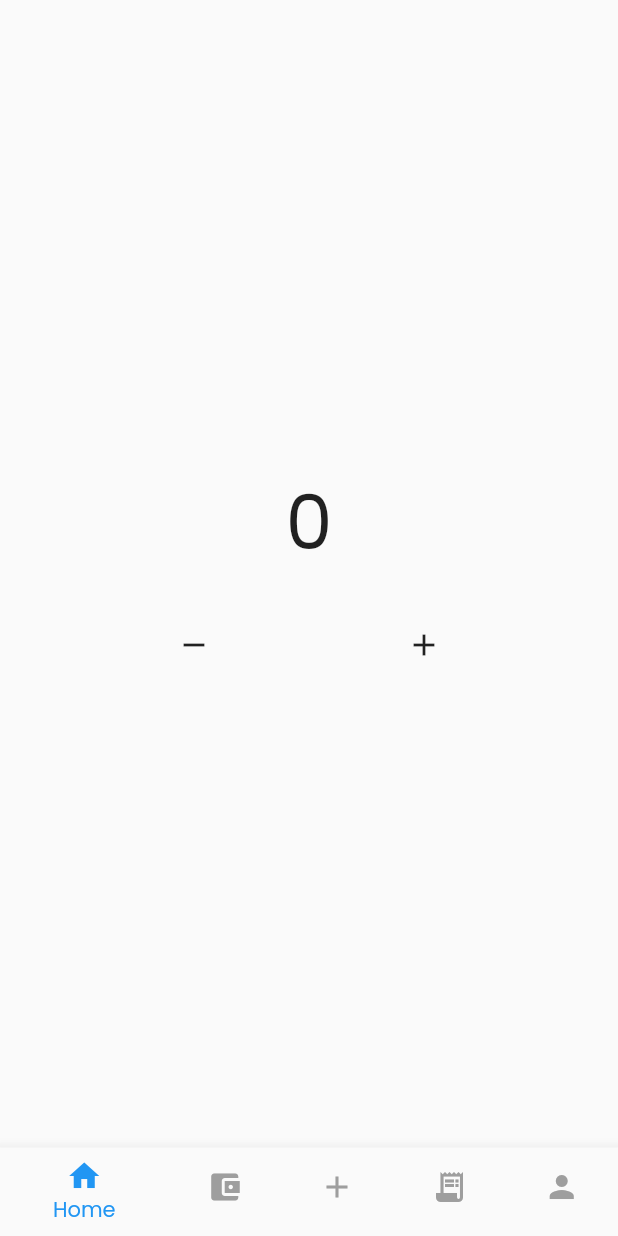
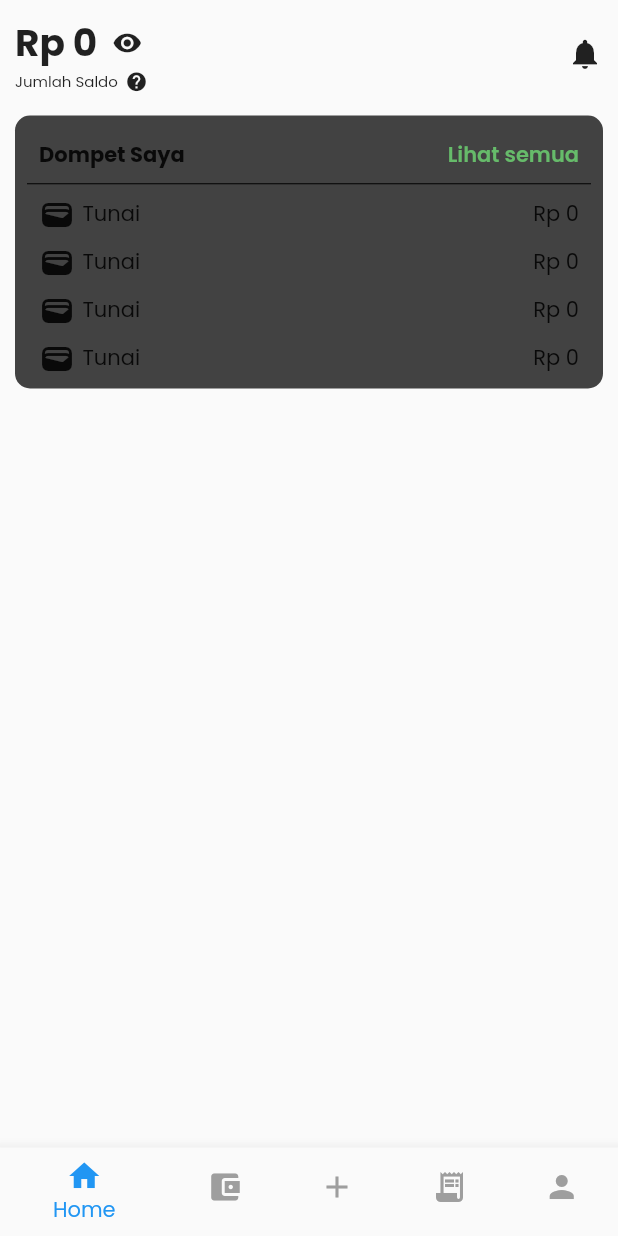
Before and after one commit to IDScript/budgetin, a Flutter app: the screen it shows after launch, on a phone screen of 412 x 824 dp. Run offline on Flutter 3.47's test engine with Material 2 defaults, Android fonts, the phone set to English and light mode, and no system bars; our stand-ins replace bloc, flutter_bloc; missing offline and left inert: window_size.

Commit message:
add: summary page wallet section

```diff
--- a/app/lib/services/navbar_items.dart
+++ b/app/lib/services/navbar/navbar_items.dart
@@ -1,10 +1,10 @@
-import '../ui/account_page.dart';
+import '../../ui/account_page.dart';
 import 'package:flutter/material.dart';
 
-import '../ui/home_page.dart';
+import '../../ui/summary_page.dart';
 
 List<Widget> bottomNavScreen = <Widget>[
-  MyHomePage(),
+  const Summarypage(),
   const Text('Index 1: Home'),
   const Text('Index 2: Search'),
   const Text('Index 3: Favourite'),
--- a/app/lib/ui/main_page.dart
+++ b/app/lib/ui/main_page.dart
@@ -2,15 +2,15 @@ import 'package:flutter/material.dart';
 import 'package:flutter_bloc/flutter_bloc.dart';
 
 import '../bloc/navbar/navbar_bloc.dart';
-import '../services/navbar_items.dart';
-import '../services/navbar_icons.dart';
+import '../services/navbar/navbar_items.dart';
+import '../services/navbar/navbar_icons.dart';
 
 class MainPage extends StatelessWidget {
   const MainPage({super.key});
 
   @override
   Widget build(BuildContext context) {
-    print('object');
+    print('Build Main Scaffold');
     return BlocBuilder<NavBarBloc, NavBarState>(
       builder: (context, state) {
         return Scaffold(
--- /dev/null
+++ b/app/lib/ui/summary_page.dart
@@ -0,0 +1,167 @@
+import 'package:flutter/material.dart';
+
+class Summarypage extends StatelessWidget {
+  const Summarypage({super.key});
+
+  @override
+  Widget build(BuildContext context) {
+    return Padding(
+      padding: const EdgeInsets.all(10),
+      child: Column(
+        children: [
+          Column(
+            children: [
+              const Row(
+                mainAxisAlignment: MainAxisAlignment.spaceBetween,
+                children: [
+                  Column(
+                    crossAxisAlignment: CrossAxisAlignment.start,
+                    children: [
+                      Row(
+                        children: [
+                          Text(
+                            'Rp 0',
+                            style: TextStyle(
+                              fontSize: 25,
+                              fontWeight: FontWeight.bold,
+                            ),
+                          ),
+                          SizedBox(width: 10),
+                          Icon(
+                            Icons.remove_red_eye,
+                            size: 20,
+                          )
+                        ],
+                      ),
+                      Row(
+                        children: [
+                          Text(
+                            'Jumlah Saldo',
+                            style: TextStyle(
+                              fontSize: 10,
+                              // fontWeight: FontWeight.bold,
+                            ),
+                          ),
+                          SizedBox(width: 5),
+                          Icon(
+                            Icons.help,
+                            size: 15,
+                          ),
+                        ],
+                      ),
+                    ],
+                  ),
+                  Icon(Icons.notifications)
+                ],
+              ),
+              const SizedBox(height: 15),
+              Container(
+                width: double.infinity,
+                decoration: BoxDecoration(
+                  color: Colors.grey[800],
+                  borderRadius: BorderRadius.circular(10),
+                ),
+                child: Padding(
+                  padding: const EdgeInsets.all(8.0),
+                  child: Column(
+                    children: [
+                      Padding(
+                        padding: const EdgeInsets.all(8.0),
+                        child: Row(
+                          mainAxisAlignment: MainAxisAlignment.spaceBetween,
+                          children: [
+                            const Text(
+                              'Dompet Saya',
+                              style: TextStyle(
+                                fontWeight: FontWeight.bold,
+                              ),
+                            ),
+                            Text(
+                              'Lihat semua',
+                              style: TextStyle(
+                                color: Colors.green[400],
+                                fontWeight: FontWeight.w600,
+                              ),
+                            ),
+                          ],
+                        ),
+                      ),
+                      const Divider(
+                        height: 1,
+                        color: Colors.black,
+                      ),
+                      const Padding(
+                        padding: EdgeInsets.only(left: 8, right: 8, top: 8),
+                        child: Row(
+                          mainAxisAlignment: MainAxisAlignment.spaceBetween,
+                          children: [
+                            Row(
+                              children: [
+                                Icon(Icons.wallet),
+                                SizedBox(width: 5),
+                                Text('Tunai'),
+                              ],
+                            ),
+                            Text('Rp 0'),
+                          ],
+                        ),
+                      ),
+                      const Padding(
+                        padding: EdgeInsets.only(left: 8, right: 8, top: 8),
+                        child: Row(
+                          mainAxisAlignment: MainAxisAlignment.spaceBetween,
+                          children: [
+                            Row(
+                              children: [
+                                Icon(Icons.wallet),
+                                SizedBox(width: 5),
+                                Text('Tunai'),
+                              ],
+                            ),
+                            Text('Rp 0'),
+                          ],
+                        ),
+                      ),
+                      const Padding(
+                        padding: EdgeInsets.only(left: 8, right: 8, top: 8),
+                        child: Row(
+                          mainAxisAlignment: MainAxisAlignment.spaceBetween,
+                          children: [
+                            Row(
+                              children: [
+                                Icon(Icons.wallet),
+                                SizedBox(width: 5),
+                                Text('Tunai'),
+                              ],
+                            ),
+                            Text('Rp 0'),
+                          ],
+                        ),
+                      ),
+                      const Padding(
+                        padding: EdgeInsets.only(left: 8, right: 8, top: 8),
+                        child: Row(
+                          mainAxisAlignment: MainAxisAlignment.spaceBetween,
+                          children: [
+                            Row(
+                              children: [
+                                Icon(Icons.wallet),
+                                SizedBox(width: 5),
+                                Text('Tunai'),
+                              ],
+                            ),
+                            Text('Rp 0'),
+                          ],
+                        ),
+                      ),
+                    ],
+                  ),
+                ),
+              ),
+            ],
+          ),
+        ],
+      ),
+    );
+  }
+}
```
Also changed, not shown: app/lib/services/navbar/navbar_icons.dart (renamed from app/lib/services/navbar_icons.dart), app/lib/ui/history_page.dart (line endings or trailing spaces).
